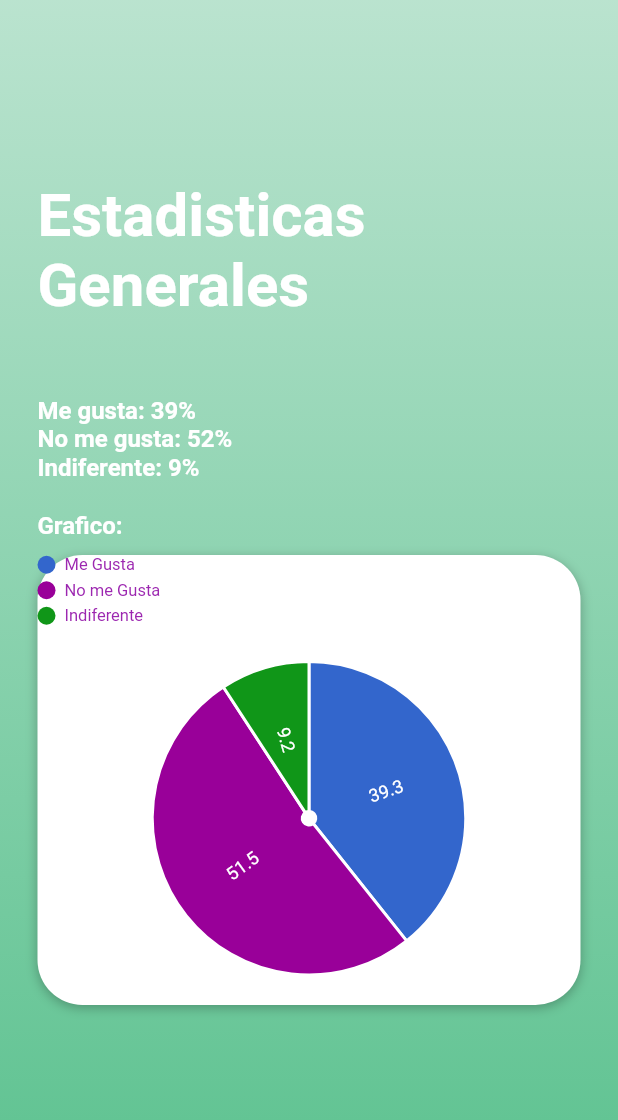
After one commit to rony0025/ihc, a Flutter app: the Stadistic screen opened directly, on a phone screen of 412 x 824 dp. The commit adds this screen. Shown: the top 1120 px of the screen. Run offline on Flutter 3.47's test engine with Material 2 defaults, Android fonts, the phone set to English and light mode, and no system bars; our stand-ins replace charts_flutter, font_awesome_flutter; Roboto replaces fonts that are missing (Georgia).

Commit message:
se puede acceder a mas de  dos graficos

```diff
--- /dev/null
+++ b/lab10/el_recetario_v052/lib/estadistica.dart
@@ -0,0 +1,200 @@
+import 'package:flutter/material.dart';
+import 'package:flutter/services.dart';
+import 'recovery.dart';
+import 'register.dart';
+import 'crud.dart';
+import 'package:charts_flutter/flutter.dart' as charts;
+import 'package:font_awesome_flutter/font_awesome_flutter.dart';
+
+class Stadistic extends StatefulWidget {
+  final Widget child;
+  Stadistic({Key key, this.child}) : super(key: key);
+  _StadisticState createState() => _StadisticState();
+}
+
+class _StadisticState extends State<Stadistic> {
+  bool isRememberMe = false;
+
+  List<charts.Series<Task, String>> _seriesPieData;
+
+  _generateData() {
+    var piedata = [
+      new Task('Me Gusta', 39.3, Color(0xff3366cc)),
+      new Task('No me Gusta', 51.5, Color(0xff990099)),
+      new Task('Indiferente', 9.2, Color(0xff109618)),
+    ];
+
+    _seriesPieData.add(
+      charts.Series(
+        domainFn: (Task task, _) => task.task,
+        measureFn: (Task task, _) => task.taskvalue,
+        colorFn: (Task task, _) =>
+            charts.ColorUtil.fromDartColor(task.colorval),
+        id: 'Air Pollution',
+        data: piedata,
+        labelAccessorFn: (Task row, _) => '${row.taskvalue}',
+      ),
+    );
+  }
+
+  void initState() {
+    // TODO: implement initState
+    super.initState();
+    _seriesPieData = List<charts.Series<Task, String>>();
+    _generateData();
+  }
+
+  Widget buildEmail() {
+    return Column(
+      crossAxisAlignment: CrossAxisAlignment.start,
+      children: <Widget>[
+        Text(
+          'Me gusta: 39%',
+          style: TextStyle(
+            color: Colors.white,
+            fontSize: 16,
+            fontWeight: FontWeight.bold,
+          ),
+        ),
+        Container(
+          alignment: Alignment.centerLeft,
+        ),
+        Text(
+          'No me gusta: 52%',
+          style: TextStyle(
+            color: Colors.white,
+            fontSize: 16,
+            fontWeight: FontWeight.bold,
+          ),
+        ),
+        Container(
+          alignment: Alignment.centerLeft,
+        ),
+        Text(
+          'Indiferente: 9%',
+          style: TextStyle(
+            color: Colors.white,
+            fontSize: 16,
+            fontWeight: FontWeight.bold,
+          ),
+        ),
+        Container(
+          alignment: Alignment.centerLeft,
+        ),
+      ],
+    );
+  }
+
+  Widget buildPassword() {
+    return Column(
+      crossAxisAlignment: CrossAxisAlignment.start,
+      children: <Widget>[
+        Text(
+          'Grafico:',
+          style: TextStyle(
+            color: Colors.white,
+            fontSize: 16,
+            fontWeight: FontWeight.bold,
+          ),
+        ),
+        SizedBox(
+          height: 10,
+        ),
+        Container(
+          alignment: Alignment.centerLeft,
+          decoration: BoxDecoration(
+              color: Colors.white,
+              borderRadius: BorderRadius.circular(30),
+              boxShadow: [
+                BoxShadow(
+                    color: Colors.black26, blurRadius: 6, offset: Offset(0, 2))
+              ]),
+          height: 300,
+          child: charts.PieChart(_seriesPieData,
+              animate: true,
+              animationDuration: Duration(seconds: 5),
+              behaviors: [
+                new charts.DatumLegend(
+                  outsideJustification: charts.OutsideJustification.endDrawArea,
+                  horizontalFirst: false,
+                  desiredMaxRows: 2,
+                  cellPadding: new EdgeInsets.only(right: 4.0, bottom: 4.0),
+                  entryTextStyle: charts.TextStyleSpec(
+                      color: charts.MaterialPalette.purple.shadeDefault,
+                      fontFamily: 'Georgia',
+                      fontSize: 11),
+                )
+              ],
+              defaultRenderer: new charts.ArcRendererConfig(
+                  arcWidth: 100,
+                  arcRendererDecorators: [
+                    new charts.ArcLabelDecorator(
+                        labelPosition: charts.ArcLabelPosition.inside)
+                  ])),
+        )
+      ],
+    );
+  }
+
+  @override
+  Widget build(BuildContext context) {
+    return Scaffold(
+      body: AnnotatedRegion<SystemUiOverlayStyle>(
+        value: SystemUiOverlayStyle.light,
+        child: GestureDetector(
+            child: Stack(
+              children: <Widget>[
+                Container(
+                  height: double.infinity,
+                  width: double.infinity,
+                  decoration: BoxDecoration(
+                    gradient: LinearGradient(
+                        begin: Alignment.topCenter,
+                        end: Alignment.bottomCenter,
+                        colors: [
+                          Color(0x665ac18e),
+                          Color(0x995ac18e),
+                          Color(0xcc5ac18e),
+                          Color(0xff5ac18e),
+                        ]),
+                  ),
+                  child: SingleChildScrollView(
+                    physics: AlwaysScrollableScrollPhysics(),
+                    padding: EdgeInsets.symmetric(horizontal: 25, vertical: 120),
+                    child: Column(
+                      mainAxisAlignment: MainAxisAlignment.center,
+                      children: <Widget>[
+                        Text(
+                          'Estadisticas Generales',
+                          style: TextStyle(
+                            color: Colors.white,
+                            fontSize: 40,
+                            fontWeight: FontWeight.bold,
+                          ),
+                        ),
+                        SizedBox(
+                          height: 50,
+                        ),
+                        buildEmail(),
+                        SizedBox(
+                          height: 20,
+                        ),
+                        buildPassword(),
+                      ],
+                    ),
+                  ),
+                ),
+              ],
+            )),
+      ),
+    );
+  }
+}
+
+class Task {
+  String task;
+  double taskvalue;
+  Color colorval;
+
+  Task(this.task, this.taskvalue, this.colorval);
+}
```
Also changed, not shown: lab10/el_recetario_v052/lib/YearStadistic.dart (added, +221 -0 lines), lab10/el_recetario_v052/lib/crud.dart (+28 -1 lines), lab10/el_recetario_v052/lib/homepage.dart (added, +252 -0 lines), lab10/el_recetario_v052/lib/login.dart (+23 -0 lines), lab10/el_recetario_v052/lib/borrar.dart (indentation only), lab10/el_recetario_v052/lib/crear.dart (indentation only), lab10/el_recetario_v052/lib/failed_login.dart (indentation only), lab10/el_recetario_v052/lib/visit_statistics.dart (indentation only).
